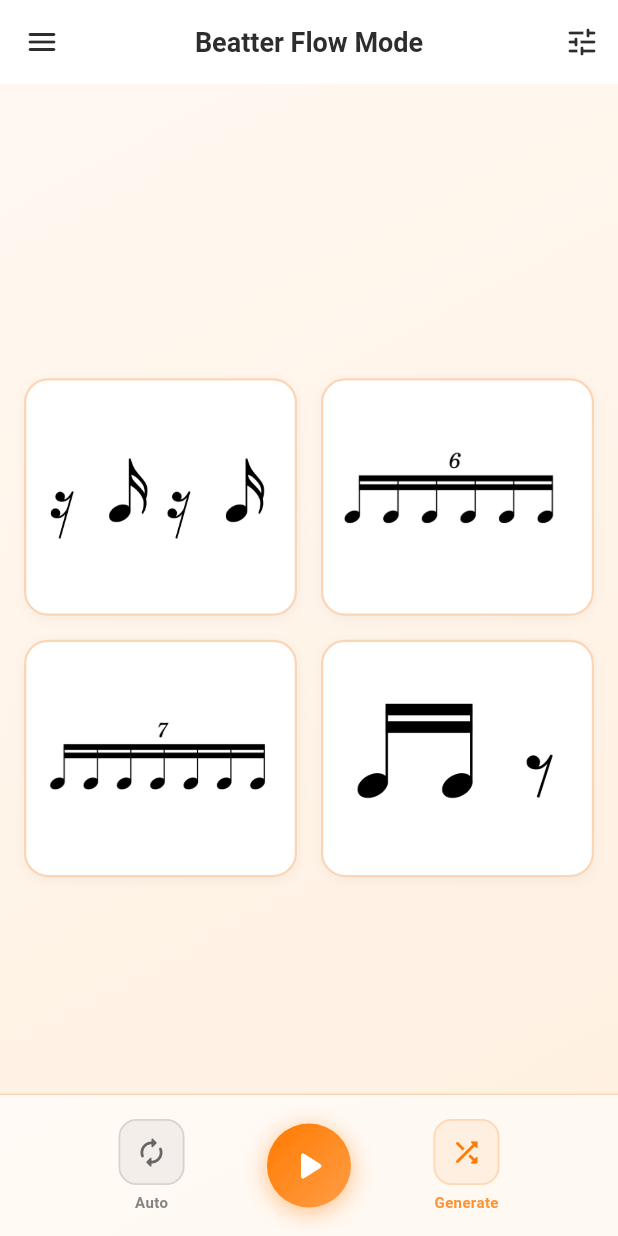
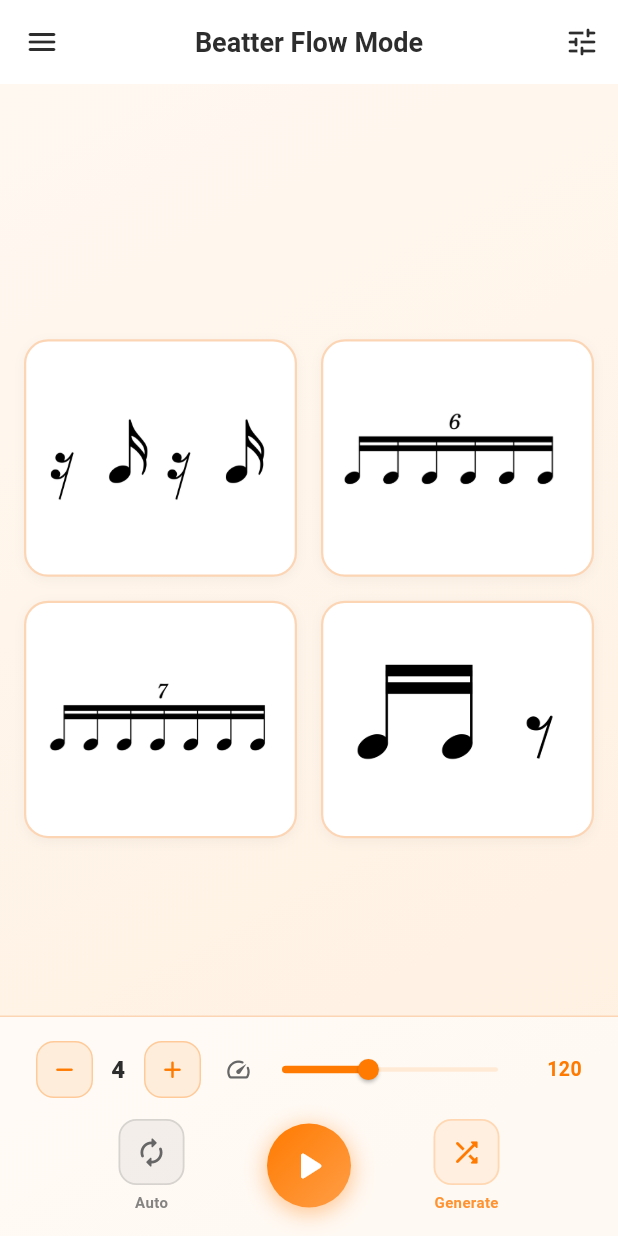
Before and after one commit to Nectares/Beatter, a Flutter app: the FlowModePage screen opened directly, on a phone screen of 412 x 824 dp. Run offline on Flutter 3.47's test engine with Material 3 defaults, Android fonts, the phone set to English and light mode, and no system bars; our stand-ins replace audioplayers, shared_preferences; accounts and stored records are empty.

Commit message:
feat: add adaptive slot count and BPM controls to flow mode page layout

```diff
--- a/lib/features/music/presentation/pages/flow_mode_page.dart
+++ b/lib/features/music/presentation/pages/flow_mode_page.dart
@@ -1010,6 +1010,7 @@ class _FlowModePageState extends State<FlowModePage>
   Widget _buildCounterButton({
     required IconData icon,
     VoidCallback? onPressed,
+    double size = 44,
   }) {
     return Material(
       color: Colors.transparent,
@@ -1017,8 +1018,8 @@ class _FlowModePageState extends State<FlowModePage>
         onTap: onPressed,
         borderRadius: BorderRadius.circular(12),
         child: Container(
-          width: 44,
-          height: 44,
+          width: size,
+          height: size,
           decoration: BoxDecoration(
             color: onPressed != null
                 ? AppTheme.primaryPurple.withOpacity(0.1)
@@ -1032,12 +1033,150 @@ class _FlowModePageState extends State<FlowModePage>
           ),
           child: Icon(
             icon,
+            size: size * 0.5,
             color: onPressed != null
                 ? AppTheme.primaryPurple
                 : AppTheme.textMuted,
           ),
         ),
       ),
+    );
+  }
+
+  // ── Quick slot-count stepper (main screen, outside the settings sheet) ───
+  void _incrementSlotCount() {
+    if (_slotsCount >= 7) return;
+    setState(() => _slotsCount++);
+    _generateNewRhythm();
+  }
+
+  void _decrementSlotCount() {
+    if (_slotsCount <= 2) return;
+    setState(() => _slotsCount--);
+    _generateNewRhythm();
+  }
+
+  Widget _buildSlotCountControl({bool isCompact = false, bool isVertical = false}) {
+    final double buttonSize = isCompact ? 28 : 38;
+    final minusButton = _buildCounterButton(
+      icon: Icons.remove_rounded,
+      size: buttonSize,
+      onPressed: _slotsCount > 2 ? _decrementSlotCount : null,
+    );
+    final plusButton = _buildCounterButton(
+      icon: Icons.add_rounded,
+      size: buttonSize,
+      onPressed: _slotsCount < 7 ? _incrementSlotCount : null,
+    );
+    final countLabel = Text(
+      '$_slotsCount',
+      textAlign: TextAlign.center,
+      style: TextStyle(
+        fontSize: isCompact ? 13 : 16,
+        fontWeight: FontWeight.w900,
+        color: AppTheme.textPrimary,
+      ),
+    );
+
+    // Vertical (narrow landscape side panel): stacked so the control never
+    // needs more width than a single button.
+    if (isVertical) {
+      return Column(
+        mainAxisSize: MainAxisSize.min,
+        children: [
+          minusButton,
+          const SizedBox(height: 2),
+          countLabel,
+          const SizedBox(height: 2),
+          plusButton,
+        ],
+      );
+    }
+
+    return Row(
+      mainAxisSize: MainAxisSize.min,
+      children: [
+        minusButton,
+        SizedBox(width: isCompact ? 26 : 34, child: countLabel),
+        plusButton,
+      ],
+    );
+  }
+
+  // ── Quick speed (BPM) slider (main screen, outside the settings sheet) ──
+  Widget _buildSpeedSlider({bool isVertical = false, double verticalHeight = 110}) {
+    final slider = SliderTheme(
+      data: SliderTheme.of(context).copyWith(
+        trackHeight: 3,
+        thumbShape: const RoundSliderThumbShape(enabledThumbRadius: 7),
+        overlayShape: const RoundSliderOverlayShape(overlayRadius: 14),
+      ),
+      child: Slider(
+        value: _bpm.toDouble().clamp(40, 240),
+        min: 40,
+        max: 240,
+        activeColor: AppTheme.primaryPurple,
+        inactiveColor: const Color(0xFFFFEAD6),
+        onChanged: _onBpmSlider,
+      ),
+    );
+
+    if (isVertical) {
+      return SizedBox(
+        height: verticalHeight,
+        width: 28,
+        child: RotatedBox(quarterTurns: 3, child: slider),
+      );
+    }
+    return slider;
+  }
+
+  Widget _buildSpeedControl({bool isCompact = false, double sliderHeight = 110}) {
+    if (isCompact) {
+      return Column(
+        mainAxisSize: MainAxisSize.min,
+        children: [
+          const Icon(
+            Icons.speed_rounded,
+            color: AppTheme.textSecondary,
+            size: 16,
+          ),
+          _buildSpeedSlider(isVertical: true, verticalHeight: sliderHeight),
+          Text(
+            '$_bpm',
+            style: const TextStyle(
+              fontSize: 11,
+              fontWeight: FontWeight.bold,
+              color: AppTheme.primaryPurple,
+            ),
+          ),
+        ],
+      );
+    }
+
+    return Row(
+      children: [
+        const Icon(
+          Icons.speed_rounded,
+          color: AppTheme.textSecondary,
+          size: 18,
+        ),
+        const SizedBox(width: 6),
+        Expanded(child: _buildSpeedSlider()),
+        const SizedBox(width: 6),
+        SizedBox(
+          width: 36,
+          child: Text(
+            '$_bpm',
+            textAlign: TextAlign.end,
+            style: const TextStyle(
+              fontSize: 13,
+              fontWeight: FontWeight.bold,
+              color: AppTheme.primaryPurple,
+            ),
+          ),
+        ),
+      ],
     );
   }
 
@@ -1253,8 +1392,8 @@ class _FlowModePageState extends State<FlowModePage>
               ],
             ),
             landscapeSecondary: (context) => _buildControlsBar(isLandscape),
-            primaryFlex: 0.88,
-            secondaryFlex: 0.12,
+            primaryFlex: 0.84,
+            secondaryFlex: 0.16,
           ),
         ),
       ),
@@ -1269,15 +1408,84 @@ class _FlowModePageState extends State<FlowModePage>
         : _buildSlotsGrid(isLandscape);
   }
 
+  // Landscape side panel content: adapts its spacing/slider size to the
+  // available height (so it stays comfortable on tablets and shrinks
+  // gracefully on small phones) and is wrapped in a scroll view as a safety
+  // net so it can never hard-overflow, even on very short screens.
+  Widget _buildLandscapeControlsColumn(
+    bool isPlaying,
+    Widget autoButton,
+    Widget generateButton,
+  ) {
+    return LayoutBuilder(
+      builder: (context, constraints) {
+        final double availableHeight = constraints.maxHeight;
+        final double sliderHeight = availableHeight < 260
+            ? 55.0
+            : availableHeight < 340
+            ? 80.0
+            : 110.0;
+        final double gap = availableHeight < 260 ? 6.0 : 12.0;
+
+        return SingleChildScrollView(
+          physics: const BouncingScrollPhysics(),
+          child: ConstrainedBox(
+            constraints: constraints.copyWith(
+              minHeight: availableHeight,
+              maxHeight: double.infinity,
+            ),
+            child: Column(
+              mainAxisAlignment: MainAxisAlignment.spaceEvenly,
+              children: [
+                autoButton,
+                SizedBox(height: gap),
+                _buildSlotCountControl(isCompact: true, isVertical: true),
+                SizedBox(height: gap),
+                _buildPlayButton(isPlaying, isCompact: true),
+                SizedBox(height: gap),
+                _buildSpeedControl(isCompact: true, sliderHeight: sliderHeight),
+                SizedBox(height: gap),
+                generateButton,
+              ],
+            ),
+          ),
+        );
+      },
+    );
+  }
+
   // ── Controls Bar ─────────────────────────────────────────────────────────
-  // Portrait: a bottom bar with buttons in a row. Landscape: a side panel
-  // with buttons stacked in a column, so the notation grid keeps full height.
+  // Portrait: a bottom bar with buttons in a row (plus a quick slot-count
+  // stepper and speed slider above it). Landscape: a side panel with
+  // everything stacked in a column, so the notation grid keeps full height.
   Widget _buildControlsBar(bool isLandscape) {
     final bool isPlaying = _playbackService.isPlaying;
 
+    final Widget autoButton = _buildControlButton(
+      icon: Icons.autorenew_rounded,
+      color: _isAutoGenerateEnabled
+          ? AppTheme.primaryPurple
+          : AppTheme.textSecondary,
+      onTap: () {
+        setState(() {
+          _onAutoGenerateToggled(!_isAutoGenerateEnabled);
+        });
+      },
+      label: 'Auto',
+      isCompact: isLandscape,
+    );
+
+    final Widget generateButton = _buildControlButton(
+      icon: Icons.shuffle_rounded,
+      color: AppTheme.primaryPurple,
+      onTap: () => _generateNewRhythm(),
+      label: 'Generate',
+      isCompact: isLandscape,
+    );
+
     return Container(
       padding: EdgeInsets.symmetric(
-        horizontal: isLandscape ? 6 : 24,
+        horizontal: isLandscape ? 8 : 24,
         vertical: isLandscape ? 16 : 16,
       ),
       decoration: BoxDecoration(
@@ -1291,38 +1499,29 @@ class _FlowModePageState extends State<FlowModePage>
               : BorderSide.none,
         ),
       ),
-      child: Flex(
-        direction: isLandscape ? Axis.vertical : Axis.horizontal,
-        mainAxisAlignment: MainAxisAlignment.spaceEvenly,
-        children: [
-          // Auto-Generate Toggle
-          _buildControlButton(
-            icon: Icons.autorenew_rounded,
-            color: _isAutoGenerateEnabled
-                ? AppTheme.primaryPurple
-                : AppTheme.textSecondary,
-            onTap: () {
-              setState(() {
-                _onAutoGenerateToggled(!_isAutoGenerateEnabled);
-              });
-            },
-            label: 'Auto',
-            isCompact: isLandscape,
-          ),
-
-          // Play / Pause Button
-          _buildPlayButton(isPlaying, isCompact: isLandscape),
-
-          // Generate Rhythm Button
-          _buildControlButton(
-            icon: Icons.shuffle_rounded,
-            color: AppTheme.primaryPurple,
-            onTap: () => _generateNewRhythm(),
-            label: 'Generate',
-            isCompact: isLandscape,
-          ),
-        ],
-      ),
+      child: isLandscape
+          ? _buildLandscapeControlsColumn(isPlaying, autoButton, generateButton)
+          : Column(
+              mainAxisSize: MainAxisSize.min,
+              children: [
+                Row(
+                  children: [
+                    _buildSlotCountControl(),
+                    const SizedBox(width: 16),
+                    Expanded(child: _buildSpeedControl()),
+                  ],
+                ),
+                const SizedBox(height: 14),
+                Row(
+                  mainAxisAlignment: MainAxisAlignment.spaceEvenly,
+                  children: [
+                    autoButton,
+                    _buildPlayButton(isPlaying),
+                    generateButton,
+                  ],
+                ),
+              ],
+            ),
     );
   }
 
```
